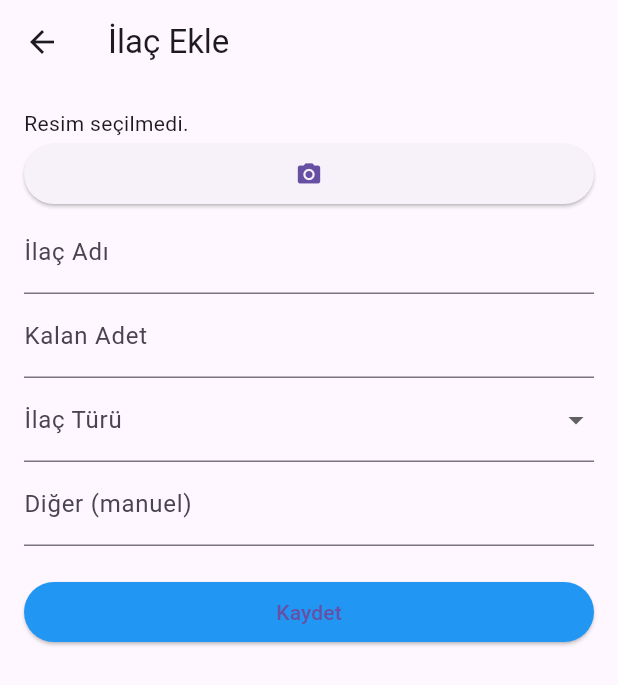
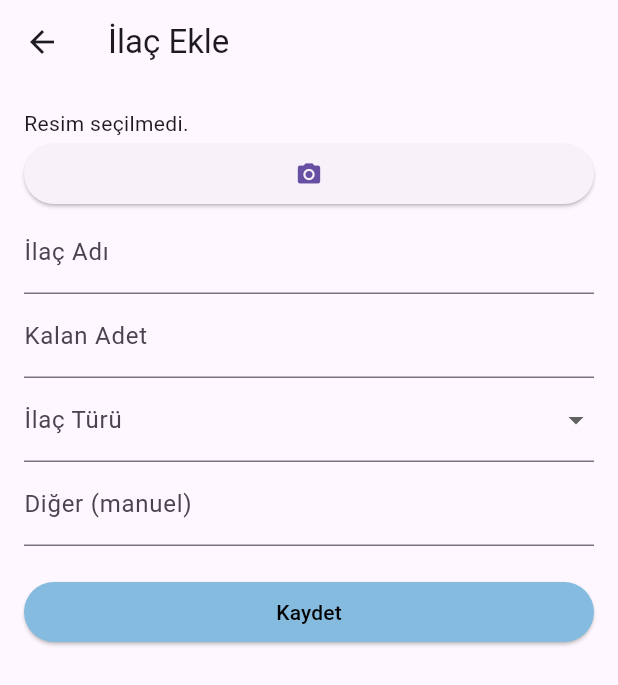
Before and after one commit to muruvvetb/group_70, a Flutter app: the screen it shows once a user with an empty profile is signed in, item 2 of the bottom bar chosen, after a tap on the "add" icon, on a phone screen of 412 x 824 dp. Shown: the top 685 px of the screen. Run offline on Flutter 3.47's test engine with Material 3 defaults, Android fonts, the phone set to English and light mode, and no system bars; our stand-ins replace cloud_firestore, firebase_auth, firebase_core, flutter_local_notifications, google_maps_flutter, google_sign_in and 6 more; accounts and stored records are empty.

```diff
--- a/lib/screens/add_medicine.dart
+++ b/lib/screens/add_medicine.dart
@@ -160,7 +160,8 @@ class _AddMedicineScreenState extends State<AddMedicineScreen> {
                 onPressed: _saveForm,
                 style: ButtonStyle(
                   backgroundColor: MaterialStateProperty.all<Color>(
-                      Colors.blue), // Buton rengi mavi
+                      const Color.fromARGB(255, 133, 187, 222)), // Buton rengi mavi
+
                   shape: MaterialStateProperty.all<RoundedRectangleBorder>(
                     RoundedRectangleBorder(
                       borderRadius:
@@ -168,7 +169,10 @@ class _AddMedicineScreenState extends State<AddMedicineScreen> {
                     ),
                   ),
                 ),
-                child: const Text('Kaydet'),
+                child: const Text(
+                  'Kaydet',
+                  style: TextStyle(color: Colors.black),
+                ),
               ),
             ],
           ),
--- a/lib/screens/ilac_alarm_sayfasi.dart
+++ b/lib/screens/ilac_alarm_sayfasi.dart
@@ -226,7 +226,7 @@ class IlacAlarmSayfasiState extends State<IlacAlarmSayfasi> {
                           'Başlangıç: ${DateFormat.yMMMd().format(alarm.startDate!)} - Bitiş: ${DateFormat.yMMMd().format(alarm.endDate!)}',
                         ),
                         trailing: Switch(
-                          activeColor: Colors.blue,
+                          activeColor: const Color.fromARGB(255, 133, 187, 222),
                           inactiveThumbColor: Colors.white,
                           value: alarm.isActive,
                           onChanged: (value) async {
--- a/lib/screens/medicine_box.dart
+++ b/lib/screens/medicine_box.dart
@@ -179,7 +179,7 @@ class _MedicineBoxState extends State<MedicineBox> {
             ),
           );
         },
-        backgroundColor: Colors.blue,
+        backgroundColor: const Color.fromARGB(255, 133, 187, 222),
         child: const Icon(Icons.add),
         shape: const CircleBorder(),
       ),
```
